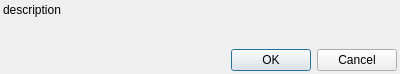
The window that src/GSvar/FilterEditDialog.ui (imgag/ngs-bits) describes before a commit, drawn with Qt 5.
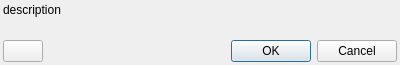
The same window after the commit. Icons and pictures are not drawn.

Commit message: GSvar: added parameter documentation to FilterEditDialog

What changed in the file:
```diff
--- a/src/GSvar/FilterEditDialog.ui
+++ b/src/GSvar/FilterEditDialog.ui
@@ -7,7 +7,7 @@
     <x>0</x>
     <y>0</y>
     <width>400</width>
-    <height>74</height>
+    <height>65</height>
    </rect>
   </property>
   <property name="minimumSize">
@@ -27,6 +27,9 @@
    <property name="spacing">
     <number>6</number>
    </property>
+   <property name="sizeConstraint">
+    <enum>QLayout::SetMinimumSize</enum>
+   </property>
    <property name="leftMargin">
     <number>3</number>
    </property>
@@ -73,6 +76,25 @@
     </spacer>
    </item>
    <item>
+    <layout class="QHBoxLayout" name="horizontalLayout">
+     <item>
+      <widget class="QPushButton" name="show_doc">
+       <property name="toolTip">
+        <string>&lt;html&gt;&lt;head/&gt;&lt;body&gt;&lt;p&gt;Show parameter documentation.&lt;/p&gt;&lt;/body&gt;&lt;/html&gt;</string>
+       </property>
+       <property name="text">
+        <string/>
+       </property>
+       <property name="icon">
+        <iconset resource="GSvar.qrc">
+         <normaloff>:/Icons/Question.png</normaloff>:/Icons/Question.png</iconset>
+       </property>
+       <property name="checkable">
+        <bool>true</bool>
+       </property>
+      </widget>
+     </item>
+     <item>
     <widget class="QDialogButtonBox" name="buttonBox">
      <property name="orientation">
       <enum>Qt::Horizontal</enum>
@@ -81,6 +103,8 @@
       <set>QDialogButtonBox::Cancel|QDialogButtonBox::Ok</set>
      </property>
     </widget>
+     </item>
+    </layout>
    </item>
   </layout>
  </widget>
```
Left out of the diff: 9 changed lines with no effect on the pictures. Lines whose indentation alone changed are shown as unchanged. The commit also changes 9 other files.
